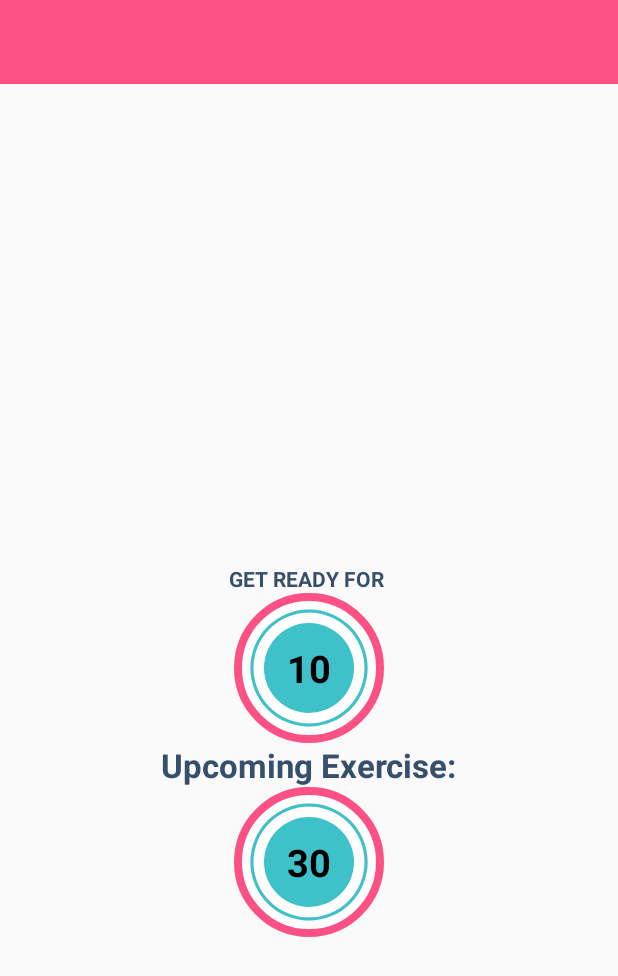
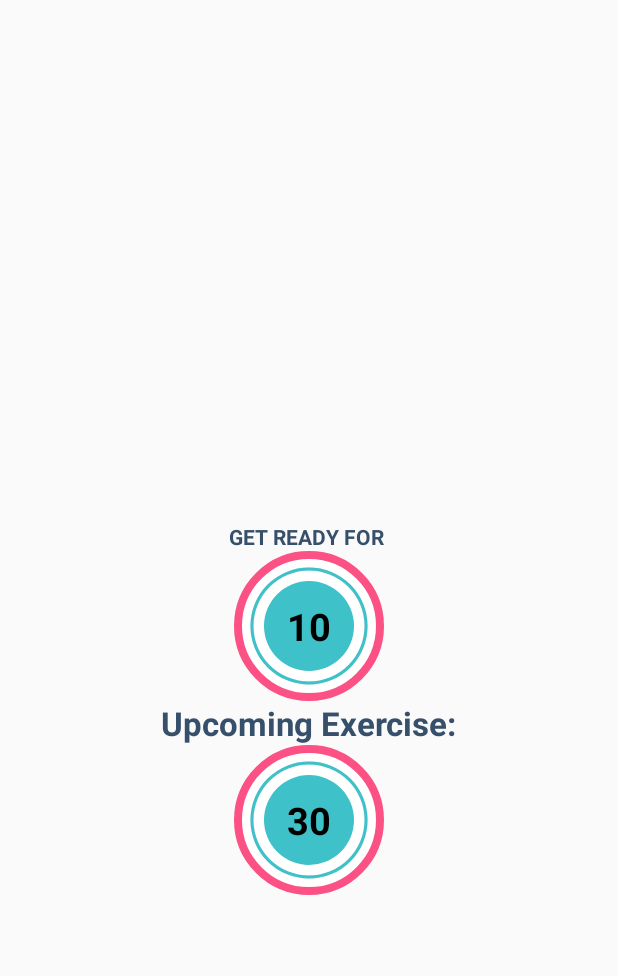
Before and after one commit to RitikaPahwa4444/Fit_Friends, an Android app: the layout activity_exercise.xml on its own in the app's theme, with its tools: preview values and no code run, on a phone screen of 412 x 824 dp. Shown: the top 976 px of the screen. Run offline under Robolectric (Android 15) with nearby library versions, the phone set to English and light mode, and no system bars; Roboto replaces fonts that are not available here.

```diff
--- a/app/src/main/res/layout/activity_exercise.xml
+++ b/app/src/main/res/layout/activity_exercise.xml
@@ -6,15 +6,15 @@
     android:layout_height="match_parent"
     tools:context=".ExerciseActivity">
 
-    <androidx.appcompat.widget.Toolbar
-        app:layout_constraintTop_toTopOf="parent"
-        android:id="@+id/toolbar_exercise"
-        android:background="@color/white"
-        app:titleTextColor="@color/DarkBlue"
-        android:theme="@style/ThemeOverlay.MaterialComponents.ActionBar"
-        android:layout_width="match_parent"
-        android:backgroundTint="@color/Pink"
-        android:layout_height="?android:attr/actionBarSize" />
+<!--    <androidx.appcompat.widget.Toolbar-->
+<!--        app:layout_constraintTop_toTopOf="parent"-->
+<!--        android:id="@+id/toolbar_exercise"-->
+<!--        android:background="@color/white"-->
+<!--        app:titleTextColor="@color/DarkBlue"-->
+<!--        android:theme="@style/ThemeOverlay.MaterialComponents.ActionBar"-->
+<!--        android:layout_width="match_parent"-->
+<!--        android:backgroundTint="@color/Pink"-->
+<!--        android:layout_height="?android:attr/actionBarSize" />-->
 
     <TextView
         android:id="@+id/title_ready_for"
@@ -26,29 +26,31 @@
         app:layout_constraintStart_toStartOf="parent"
         android:layout_width="wrap_content"
         android:layout_height="wrap_content" />
+
     <FrameLayout
         android:id="@+id/frame_layout_progress_bar"
         android:layout_width="100dp"
         android:layout_height="100dp"
+        android:layout_marginTop="10dp"
+        android:background="@drawable/item_circular_color_accent_border"
         app:layout_constraintBottom_toBottomOf="parent"
+
+        app:layout_constraintEnd_toEndOf="parent"
         app:layout_constraintStart_toStartOf="parent"
-        app:layout_constraintEnd_toEndOf="parent"
-        app:layout_constraintTop_toBottomOf="@id/toolbar_exercise"
-        android:background="@drawable/item_circular_color_accent_border"
-        android:layout_marginTop="10dp">
+        app:layout_constraintTop_toTopOf="parent">
 
         <ProgressBar
+            android:id="@+id/progress_bar_ready"
+            style="?android:attr/progressBarStyleHorizontal"
             android:layout_width="100dp"
             android:layout_height="100dp"
-            android:id="@+id/progress_bar_ready"
             android:layout_gravity="center"
+            android:background="@drawable/circular_progressbar_grey"
+            android:indeterminate="false"
             android:max="10"
-            android:background="@drawable/circular_progressbar_grey"
+            android:progress="100"
             android:progressDrawable="@drawable/circular_progressbar"
-            android:progress="100"
-            android:indeterminate="false"
-            android:rotation="-90"
-            style="?android:attr/progressBarStyleHorizontal" />
+            android:rotation="-90" />
 
         <LinearLayout
             android:layout_width="60dp"
@@ -58,12 +60,12 @@
             android:gravity="center">
 
             <TextView
+                android:id="@+id/text_view_timer"
                 android:layout_width="wrap_content"
                 android:layout_height="wrap_content"
-                android:id="@+id/text_view_timer"
                 android:text="10"
+                android:textColor="@color/black"
                 android:textSize="25sp"
-                android:textColor="@color/black"
                 android:textStyle="bold" />
         </LinearLayout>
 
@@ -104,7 +106,7 @@
         android:src="@drawable/handclaps"
         android:visibility="invisible"
         app:layout_constraintBottom_toTopOf="@id/text_view_exercise"
-        app:layout_constraintTop_toBottomOf="@id/toolbar_exercise" />
+        app:layout_constraintTop_toTopOf="parent"/>
 
     <TextView
         android:layout_width="wrap_content"
--- a/app/src/main/res/layout/activity_memory_game_start.xml
+++ b/app/src/main/res/layout/activity_memory_game_start.xml
@@ -11,7 +11,7 @@
         android:id="@+id/headingMemory"
         android:layout_width="wrap_content"
         android:layout_height="wrap_content"
-        android:layout_marginTop="84dp"
+        android:layout_marginTop="20dp"
         android:fontFamily="@font/audiowide"
         android:text="Ready to Sharpen your Brain?"
         android:textAlignment="center"
```
Also changed, not shown: app/src/main/java/com/example/fitfriends/ExerciseActivity.kt (+8 -8 lines), app/src/main/java/com/example/fitfriends/NewRecords.kt (+2 -6 lines), app/src/main/java/com/example/fitfriends/NewRecordsDao.kt (+5 -3 lines), app/src/main/java/com/example/fitfriends/NewRecordsDatabase.kt (+5 -8 lines).
